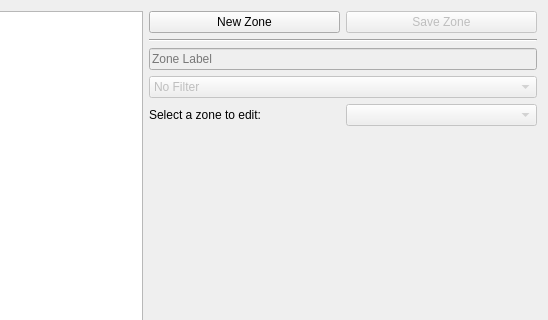
The window that remote_nav/interfaces/pointSelect.ui (OSUrobotics/Privacy-GUI) describes before a commit, drawn with Qt 5; both pictures show x 257 to 805 and y 0 to 320 of the 805 by 616 pixel window.
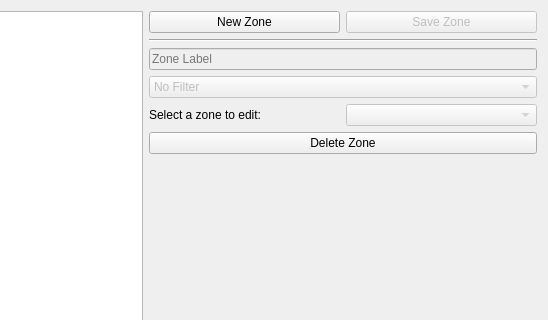
The same window after the commit. Custom widgets are drawn as their Qt base class.

Commit message: Adds Delete button and functionality to the zones tool

Diff of the .ui file:
```diff
--- a/remote_nav/interfaces/pointSelect.ui
+++ b/remote_nav/interfaces/pointSelect.ui
@@ -128,6 +128,13 @@
        </item>
       </layout>
      </item>
+     <item>
+      <widget class="QPushButton" name="delete_zone_btn">
+       <property name="text">
+        <string>Delete Zone</string>
+       </property>
+      </widget>
+     </item>
      <item>
       <spacer name="verticalSpacer">
        <property name="orientation">
```
The commit also changes 2 other files.
